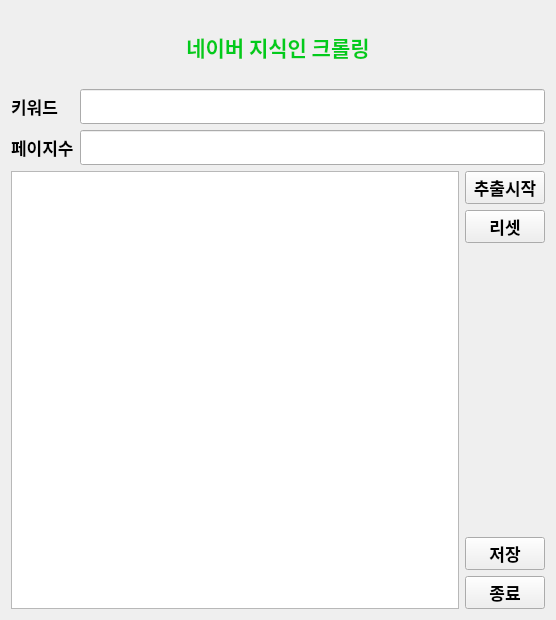
The window that 200 crawling-advanced/014 네이버 지식인 크롤링 ui/ui_naver_kin.ui (creedboygit/python-crawling) describes before a commit, drawn with Qt 5.
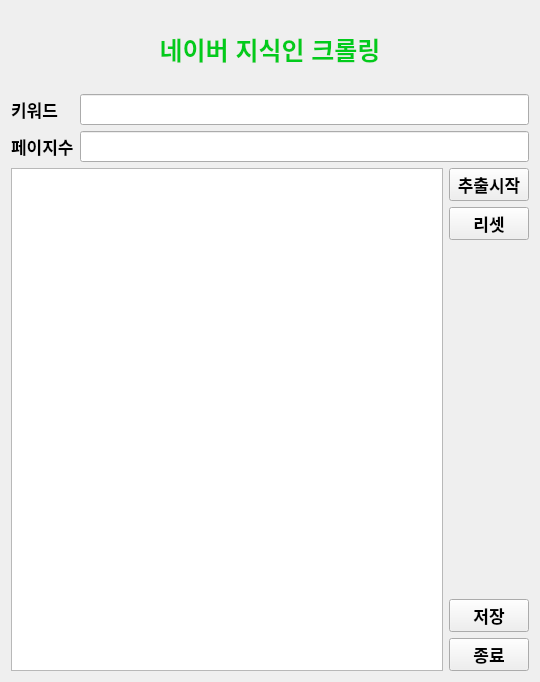
The same window after the commit.

Commit message: 레이아웃 변경

The edit to the form file:
```diff
--- a/200 crawling-advanced/014 네이버 지식인 크롤링 ui/ui_naver_kin.ui
+++ b/200 crawling-advanced/014 네이버 지식인 크롤링 ui/ui_naver_kin.ui
@@ -6,8 +6,8 @@
    <rect>
     <x>0</x>
     <y>0</y>
-    <width>556</width>
-    <height>620</height>
+    <width>540</width>
+    <height>682</height>
    </rect>
   </property>
   <property name="windowTitle">
@@ -33,8 +33,8 @@
       <widget class="QLabel" name="label_3">
        <property name="font">
         <font>
-         <family>나눔스퀘어 ExtraBold</family>
-         <pointsize>16</pointsize>
+         <family>Arial</family>
+         <pointsize>19</pointsize>
          <bold>true</bold>
         </font>
        </property>
@@ -61,11 +61,23 @@
      </item>
      <item>
       <layout class="QFormLayout" name="formLayout">
+       <property name="sizeConstraint">
+        <enum>QLayout::SizeConstraint::SetDefaultConstraint</enum>
+       </property>
+       <property name="fieldGrowthPolicy">
+        <enum>QFormLayout::FieldGrowthPolicy::ExpandingFieldsGrow</enum>
+       </property>
+       <property name="formAlignment">
+        <set>Qt::AlignmentFlag::AlignLeading|Qt::AlignmentFlag::AlignLeft|Qt::AlignmentFlag::AlignTop</set>
+       </property>
+       <property name="leftMargin">
+        <number>0</number>
+       </property>
        <item row="0" column="0">
         <widget class="QLabel" name="label">
          <property name="font">
           <font>
-           <family>나눔스퀘어 ExtraBold</family>
+           <family>Arial</family>
            <pointsize>13</pointsize>
            <bold>true</bold>
           </font>
@@ -77,11 +89,41 @@
        </item>
        <item row="0" column="1">
         <widget class="QLineEdit" name="keyword">
+         <property name="sizePolicy">
+          <sizepolicy hsizetype="Expanding" vsizetype="Fixed">
+           <horstretch>0</horstretch>
+           <verstretch>0</verstretch>
+          </sizepolicy>
+         </property>
+         <property name="minimumSize">
+          <size>
+           <width>0</width>
+           <height>0</height>
+          </size>
+         </property>
+         <property name="maximumSize">
+          <size>
+           <width>16777215</width>
+           <height>16777215</height>
+          </size>
+         </property>
+         <property name="sizeIncrement">
+          <size>
+           <width>50</width>
+           <height>0</height>
+          </size>
+         </property>
+         <property name="baseSize">
+          <size>
+           <width>53</width>
+           <height>0</height>
+          </size>
+         </property>
          <property name="font">
           <font>
-           <family>나눔스퀘어 ExtraBold</family>
+           <family>Arial</family>
            <pointsize>14</pointsize>
-           <bold>true</bold>
+           <bold>false</bold>
           </font>
          </property>
         </widget>
@@ -90,7 +132,7 @@
         <widget class="QLabel" name="label_2">
          <property name="font">
           <font>
-           <family>나눔스퀘어 ExtraBold</family>
+           <family>Arial</family>
            <pointsize>13</pointsize>
            <bold>true</bold>
           </font>
@@ -104,9 +146,9 @@
         <widget class="QLineEdit" name="page">
          <property name="font">
           <font>
-           <family>나눔스퀘어 ExtraBold</family>
+           <family>Arial</family>
            <pointsize>14</pointsize>
-           <bold>true</bold>
+           <bold>false</bold>
           </font>
          </property>
         </widget>
@@ -119,9 +161,9 @@
         <widget class="QTextBrowser" name="textBrowser">
          <property name="font">
           <font>
-           <family>나눔스퀘어 ExtraBold</family>
+           <family>Arial</family>
            <pointsize>14</pointsize>
-           <bold>true</bold>
+           <bold>false</bold>
           </font>
          </property>
         </widget>
@@ -132,7 +174,7 @@
           <widget class="QPushButton" name="start_btn">
            <property name="font">
             <font>
-             <family>나눔스퀘어 ExtraBold</family>
+             <family>Arial</family>
              <pointsize>13</pointsize>
              <bold>true</bold>
             </font>
@@ -146,7 +188,7 @@
           <widget class="QPushButton" name="reset_btn">
            <property name="font">
             <font>
-             <family>나눔스퀘어 ExtraBold</family>
+             <family>Arial</family>
              <pointsize>13</pointsize>
              <bold>true</bold>
             </font>
@@ -180,7 +222,7 @@
           <widget class="QPushButton" name="save_btn">
            <property name="font">
             <font>
-             <family>나눔스퀘어 ExtraBold</family>
+             <family>Arial</family>
              <pointsize>13</pointsize>
              <bold>true</bold>
             </font>
@@ -194,7 +236,7 @@
           <widget class="QPushButton" name="quit_btn">
            <property name="font">
             <font>
-             <family>나눔스퀘어 ExtraBold</family>
+             <family>Arial</family>
              <pointsize>13</pointsize>
              <bold>true</bold>
             </font>
```
Left out of the diff: 3 changed lines with no effect on the pictures. The commit also changes 1 other file.
